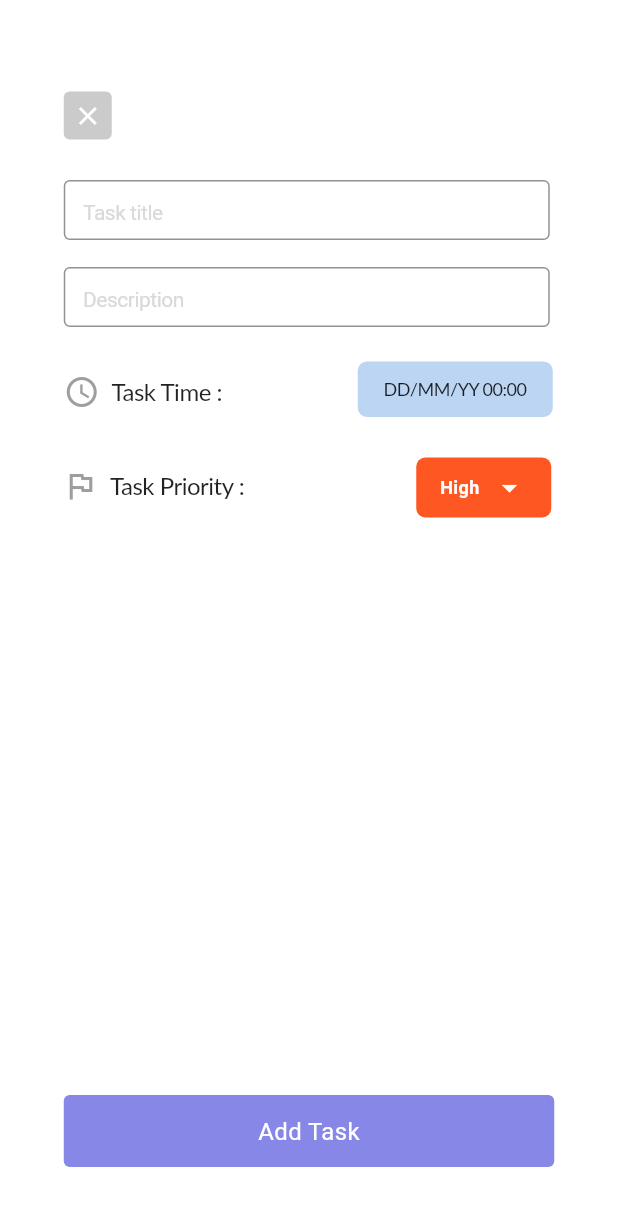
After one commit to huynhthien07/Task-Reminder, a Flutter app: the AddTaskScreen screen opened directly, on a phone screen of 412 x 824 dp. The commit adds this screen. Shown: the top 1206 px of the screen. Run offline on Flutter 3.47's test engine with Material 3 defaults, Android fonts, the phone set to English and light mode, and no system bars; our stand-ins replace cloud_firestore, firebase_auth, firebase_core; accounts and stored records are empty; Roboto replaces fonts that are missing (Lato, Poppins).

Commit message:
Ui add task + API

```diff
--- /dev/null
+++ b/lib/data/task_service.dart
@@ -0,0 +1,31 @@
+import 'package:cloud_firestore/cloud_firestore.dart';
+import 'package:flutter/material.dart';
+
+class TaskService {
+  static Future<void> addTask({
+    required BuildContext context,
+    required String title,
+    required String description,
+    required String priority,
+    required String time,
+    DateTime? date,
+  }) async {
+    try {
+      await FirebaseFirestore.instance.collection('tasks').add({
+        'title': title,
+        'description': description,
+        'priority': priority,
+        'date': date != null
+            ? '${date.day.toString().padLeft(2, '0')}/${date.month.toString().padLeft(2, '0')}/${date.year}'
+            : '',
+        'time': time,
+        'createdAt': FieldValue.serverTimestamp(),
+      });
+      Navigator.of(context).pop();
+    } catch (e) {
+      ScaffoldMessenger.of(context).showSnackBar(
+        SnackBar(content: Text('Failed to add task: \\${e.toString()}')),
+      );
+    }
+  }
+}
--- a/lib/main.dart
+++ b/lib/main.dart
@@ -14,6 +14,7 @@ class MyApp extends StatelessWidget {
   @override
   Widget build(BuildContext context) {
     return MaterialApp(
+      debugShowCheckedModeBanner: false,
       title: 'Task Reminder App',
       theme: ThemeData(
         // This is the theme of your application.
--- /dev/null
+++ b/lib/screens/add_task.dart
@@ -0,0 +1,435 @@
+import 'package:cloud_firestore/cloud_firestore.dart';
+import 'package:flutter/material.dart';
+import '../const/color.dart';
+import '../data/task_service.dart';
+
+class AddTaskScreen extends StatefulWidget {
+  const AddTaskScreen({super.key});
+
+  @override
+  State<AddTaskScreen> createState() => _AddTaskScreenState();
+}
+
+class _AddTaskScreenState extends State<AddTaskScreen> {
+  String _selectedPriority = 'High';
+  TimeOfDay? _selectedTime;
+  DateTime? _selectedDate;
+  final TextEditingController _titleController = TextEditingController();
+  final TextEditingController _descController = TextEditingController();
+  final Map<String, Color> _priorityColors = {
+    'High': Color(0xffFF5722),
+    'Medium': Color(0xffFF9800),
+    'Low': Color(0xff4CAF50),
+  };
+
+  Future<void> _addTaskToFirebase() async {
+    if (_titleController.text.isEmpty ||
+        _descController.text.isEmpty ||
+        _selectedTime == null) {
+      ScaffoldMessenger.of(
+        context,
+      ).showSnackBar(SnackBar(content: Text('Please fill all fields!')));
+      return;
+    }
+    await TaskService.addTask(
+      context: context,
+      title: _titleController.text,
+      description: _descController.text,
+      priority: _selectedPriority,
+      time: _selectedTime != null ? _selectedTime!.format(context) : '',
+      date: _selectedDate,
+    );
+  }
+
+  Future<void> _pickDateTime() async {
+    final pickedDate = await showDatePicker(
+      context: context,
+      initialDate: _selectedDate ?? DateTime.now(),
+      firstDate: DateTime(2000),
+      lastDate: DateTime(2100),
+    );
+    if (pickedDate != null) {
+      final pickedTime = await showTimePicker(
+        context: context,
+        initialTime: _selectedTime ?? TimeOfDay.now(),
+      );
+      if (pickedTime != null) {
+        setState(() {
+          _selectedDate = pickedDate;
+          _selectedTime = pickedTime;
+        });
+      }
+    }
+  }
+
+  @override
+  void dispose() {
+    _titleController.dispose();
+    _descController.dispose();
+    super.dispose();
+  }
+
+  @override
+  Widget build(BuildContext context) {
+    return Scaffold(
+      backgroundColor: Colors.white,
+      body: Center(
+        child: Container(
+          width: 375,
+          height: 812,
+          clipBehavior: Clip.antiAlias,
+          decoration: BoxDecoration(color: Colors.white),
+          child: Stack(
+            children: [
+              Positioned(
+                left: 121,
+                top: 799,
+                child: Container(
+                  width: 134,
+                  height: 5,
+                  decoration: ShapeDecoration(
+                    color: Colors.white,
+                    shape: RoundedRectangleBorder(
+                      borderRadius: BorderRadius.circular(36),
+                    ),
+                  ),
+                ),
+              ),
+              Positioned(
+                left: 24,
+                top: 55,
+                child: Container(
+                  width: 32,
+                  height: 32,
+                  decoration: ShapeDecoration(
+                    color: const Color(0xFFCBCBCB),
+                    shape: RoundedRectangleBorder(
+                      borderRadius: BorderRadius.circular(4),
+                    ),
+                  ),
+                  child: Center(
+                    child: IconButton(
+                      icon: Icon(Icons.close, color: Colors.white, size: 20),
+                      padding: EdgeInsets.zero,
+                      constraints: BoxConstraints(),
+                      onPressed: () {
+                        Navigator.of(context).pop();
+                      },
+                    ),
+                  ),
+                ),
+              ),
+              Positioned(
+                left: 28,
+                top: 59,
+                child: Container(width: 24, height: 24, child: Stack()),
+              ),
+              Positioned(
+                left: 24,
+                top: 243,
+                child: Row(
+                  children: [
+                    Icon(Icons.access_time, color: Colors.grey, size: 24),
+                    SizedBox(width: 8),
+                    Text(
+                      'Task Time :',
+                      style: TextStyle(
+                        color: Colors.black87,
+                        fontSize: 16,
+                        fontFamily: 'Lato',
+                        fontWeight: FontWeight.w400,
+                        height: 1.31,
+                        letterSpacing: -0.32,
+                      ),
+                    ),
+                  ],
+                ),
+              ),
+              Positioned(
+                left: 220,
+                right: 25,
+                top: 235,
+                child: GestureDetector(
+                  onTap: _pickDateTime,
+                  child: Container(
+                    padding: const EdgeInsets.symmetric(
+                      horizontal: 16,
+                      vertical: 8,
+                    ),
+                    decoration: ShapeDecoration(
+                      color: const Color(0xFFBBD5F3),
+                      shape: RoundedRectangleBorder(
+                        borderRadius: BorderRadius.circular(6),
+                      ),
+                    ),
+                    child: Row(
+                      mainAxisSize: MainAxisSize.min,
+                      mainAxisAlignment: MainAxisAlignment.center,
+                      crossAxisAlignment: CrossAxisAlignment.center,
+                      children: [
+                        Text(
+                          _selectedDate != null && _selectedTime != null
+                              ? '${_selectedDate!.day.toString().padLeft(2, '0')}/${_selectedDate!.month.toString().padLeft(2, '0')}/${_selectedDate!.year}  ' +
+                                    _selectedTime!.format(context)
+                              : 'DD/MM/YY 00:00',
+                          style: TextStyle(
+                            color: Colors.black87,
+                            fontSize: 12,
+                            fontFamily: 'Lato',
+                            fontWeight: FontWeight.w400,
+                            height: 1.75,
+                            letterSpacing: -0.32,
+                          ),
+                        ),
+                      ],
+                    ),
+                  ),
+                ),
+              ),
+              Positioned(
+                left: 24,
+                top: 242,
+                child: Container(width: 24, height: 24, child: Stack()),
+              ),
+              Positioned(
+                left: 55,
+                top: 307,
+                child: Text(
+                  'Task Priority :',
+                  style: TextStyle(
+                    color: Colors.black87,
+                    fontSize: 16,
+                    fontFamily: 'Lato',
+                    fontWeight: FontWeight.w400,
+                    height: 1.31,
+                    letterSpacing: -0.32,
+                  ),
+                ),
+              ),
+              Positioned(
+                left: 259,
+                top: 299,
+                child: Container(
+                  width: 90,
+                  decoration: ShapeDecoration(
+                    color: Colors.transparent,
+                    shape: RoundedRectangleBorder(
+                      borderRadius: BorderRadius.circular(6),
+                    ),
+                  ),
+                  child: PopupMenuButton<String>(
+                    color: Colors.white,
+                    onSelected: (value) {
+                      setState(() {
+                        _selectedPriority = value;
+                      });
+                    },
+                    itemBuilder: (context) => [
+                      PopupMenuItem(
+                        value: 'High',
+                        child: Text(
+                          'High',
+                          style: TextStyle(
+                            color: priorityHigh,
+                            fontWeight: FontWeight.bold,
+                          ),
+                        ),
+                      ),
+                      PopupMenuItem(
+                        value: 'Medium',
+                        child: Text(
+                          'Medium',
+                          style: TextStyle(
+                            color: priorityMedium,
+                            fontWeight: FontWeight.bold,
+                          ),
+                        ),
+                      ),
+                      PopupMenuItem(
+                        value: 'Low',
+                        child: Text(
+                          'Low',
+                          style: TextStyle(
+                            color: priorityLow,
+                            fontWeight: FontWeight.bold,
+                          ),
+                        ),
+                      ),
+                    ],
+                    child: Container(
+                      width: 120,
+                      height: 40,
+                      decoration: BoxDecoration(
+                        color: _selectedPriority == 'High'
+                            ? priorityHigh
+                            : _selectedPriority == 'Medium'
+                            ? priorityMedium
+                            : priorityLow,
+                        borderRadius: BorderRadius.circular(6),
+                      ),
+                      child: Row(
+                        mainAxisAlignment: MainAxisAlignment.center,
+                        children: [
+                          Text(
+                            _selectedPriority,
+                            style: TextStyle(
+                              color: Colors.white,
+                              fontSize: 12,
+                              fontWeight: FontWeight.w600,
+                            ),
+                          ),
+                          SizedBox(width: 8),
+                          Icon(Icons.arrow_drop_down, color: Colors.white),
+                        ],
+                      ),
+                    ),
+                  ),
+                ),
+              ),
+              Positioned(
+                left: 23,
+                top: 306,
+                child: Row(
+                  children: [
+                    Icon(Icons.flag_outlined, color: Colors.grey, size: 24),
+                    SizedBox(width: 8),
+                    Container(width: 24, height: 24, child: Stack()),
+                  ],
+                ),
+              ),
+              Positioned(
+                left: 24,
+                top: 724,
+                child: GestureDetector(
+                  onTap: _addTaskToFirebase,
+                  child: Container(
+                    width: 327,
+                    padding: const EdgeInsets.symmetric(
+                      horizontal: 24,
+                      vertical: 12,
+                    ),
+                    decoration: ShapeDecoration(
+                      color: const Color(0xFF8687E7),
+                      shape: RoundedRectangleBorder(
+                        borderRadius: BorderRadius.circular(4),
+                      ),
+                    ),
+                    child: Row(
+                      mainAxisSize: MainAxisSize.min,
+                      mainAxisAlignment: MainAxisAlignment.center,
+                      crossAxisAlignment: CrossAxisAlignment.center,
+                      children: [
+                        Text(
+                          'Add Task',
+                          style: TextStyle(
+                            color: Colors.white,
+                            fontSize: 16,
+                            fontFamily: 'Poppins',
+                            fontWeight: FontWeight.w400,
+                            height: 1.51,
+                          ),
+                        ),
+                      ],
+                    ),
+                  ),
+                ),
+              ),
+              Positioned(
+                left: 24,
+                top: 114,
+                child: Container(
+                  width: 324,
+                  height: 40,
+                  decoration: ShapeDecoration(
+                    color: Colors.white,
+                    shape: RoundedRectangleBorder(
+                      side: BorderSide(
+                        width: 1,
+                        color: const Color(0xDD818181),
+                      ),
+                      borderRadius: BorderRadius.circular(4),
+                    ),
+                  ),
+                  child: Padding(
+                    padding: EdgeInsets.symmetric(horizontal: 12),
+                    child: TextField(
+                      controller: _titleController,
+                      decoration: InputDecoration(
+                        border: InputBorder.none,
+                        hintText: 'Task title',
+                        hintStyle: TextStyle(
+                          color: const Color(0xFFD9D9D9),
+                          fontSize: 14,
+                          fontFamily: 'Poppins',
+                          fontWeight: FontWeight.w400,
+                          height: 1.50,
+                          letterSpacing: -0.32,
+                        ),
+                        contentPadding: EdgeInsets.symmetric(vertical: 10),
+                      ),
+                      style: TextStyle(
+                        color: Colors.black,
+                        fontSize: 14,
+                        fontFamily: 'Poppins',
+                        fontWeight: FontWeight.w400,
+                        height: 1.50,
+                        letterSpacing: -0.32,
+                      ),
+                      textAlignVertical: TextAlignVertical.center,
+                    ),
+                  ),
+                ),
+              ),
+              Positioned(
+                left: 24,
+                top: 172,
+                child: Container(
+                  width: 324,
+                  height: 40,
+                  decoration: ShapeDecoration(
+                    color: Colors.white,
+                    shape: RoundedRectangleBorder(
+                      side: BorderSide(
+                        width: 1,
+                        color: const Color(0xDD818181),
+                      ),
+                      borderRadius: BorderRadius.circular(4),
+                    ),
+                  ),
+                  child: Padding(
+                    padding: EdgeInsets.symmetric(horizontal: 12),
+                    child: TextField(
+                      controller: _descController,
+                      decoration: InputDecoration(
+                        border: InputBorder.none,
+                        hintText: 'Description',
+                        hintStyle: TextStyle(
+                          color: const Color(0xFFD9D9D9),
+                          fontSize: 14,
+                          fontFamily: 'Poppins',
+                          fontWeight: FontWeight.w400,
+                          height: 1.50,
+                          letterSpacing: -0.32,
+                        ),
+                        contentPadding: EdgeInsets.symmetric(vertical: 10),
+                      ),
+                      style: TextStyle(
+                        color: Colors.black,
+                        fontSize: 14,
+                        fontFamily: 'Poppins',
+                        fontWeight: FontWeight.w400,
+                        height: 1.50,
+                        letterSpacing: -0.32,
+                      ),
+                      textAlignVertical: TextAlignVertical.center,
+                    ),
+                  ),
+                ),
+              ),
+            ],
+          ),
+        ),
+      ),
+    );
+  }
+}
```
